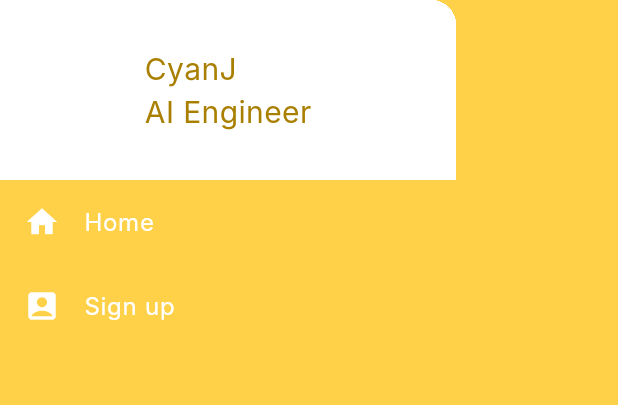
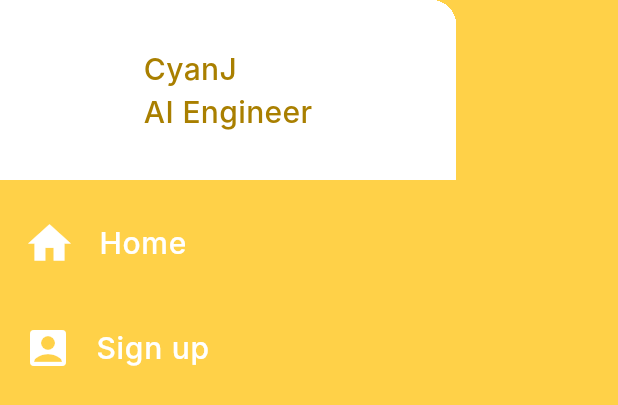
Before and after one commit to sean-xiao-zhao7/nectar_app, a Flutter app: the MyDrawer widget shown alone on an empty page, opened directly, on a phone screen of 412 x 824 dp. Shown: the top 405 px of the screen. Run offline on Flutter 3.47's test engine with Material 3 defaults, Android fonts, the phone set to English and light mode, and no system bars; Roboto replaces fonts that are missing (Inter).

Commit message:
Update drawer text sizes

```diff
--- a/lib/components/layout/my_drawer.dart
+++ b/lib/components/layout/my_drawer.dart
@@ -8,13 +8,17 @@ class MyDrawer extends StatelessWidget {
 
   @override
   Widget build(BuildContext context) {
-    final TextStyle profileTextStyle =
-        TextStyle(color: Theme.of(context).colorScheme.secondary, fontSize: 20);
+    final TextStyle profileTextStyle = TextStyle(
+        color: Theme.of(context).colorScheme.secondary,
+        fontSize: 20,
+        fontWeight: FontWeight.w500);
+    final TextStyle menuTextStyle =
+        TextStyle(fontSize: 20, fontWeight: FontWeight.w500);
 
     return Drawer(
       child: SafeArea(
-        child: ListView(
-          padding: EdgeInsets.zero,
+        child: Column(
+          spacing: 14,
           children: <Widget>[
             SizedBox(
               height: 120,
@@ -42,12 +46,24 @@ class MyDrawer extends StatelessWidget {
               ),
             ),
             ListTile(
-              leading: Icon(Icons.home),
-              title: Text('Home'),
+              leading: Icon(
+                Icons.home,
+                size: 34,
+              ),
+              title: Text(
+                'Home',
+                style: menuTextStyle,
+              ),
             ),
             ListTile(
-              leading: Icon(Icons.account_box),
-              title: Text('Sign up'),
+              leading: Icon(
+                Icons.account_box,
+                size: 32,
+              ),
+              title: Text(
+                'Sign up',
+                style: menuTextStyle,
+              ),
             ),
           ],
         ),
```
